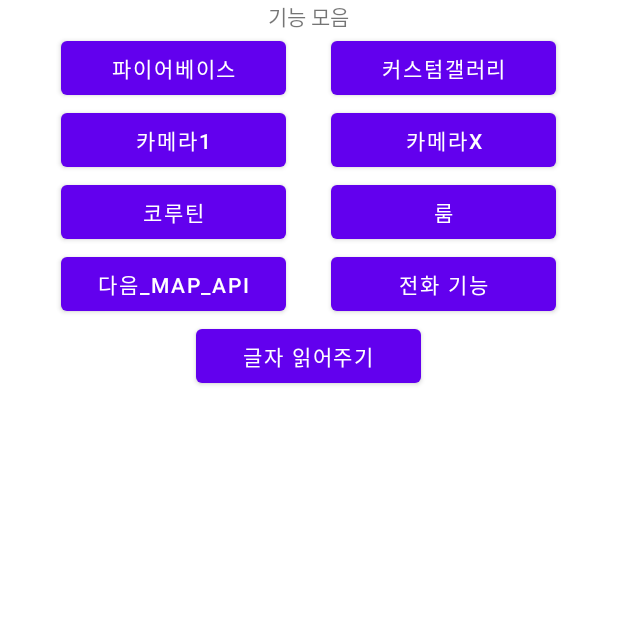
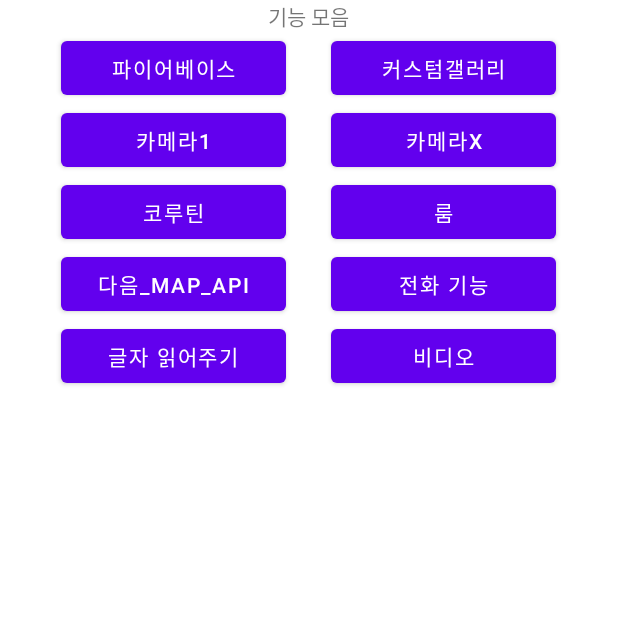
Before and after one commit to hangang885/Function, an Android app: the MainActivity screen opened directly, with no data from a screen before it, on a phone screen of 412 x 824 dp, the top half of it. Run offline under Robolectric (Android 15) with nearby library versions, the phone set to English and light mode, and no system bars.

Commit message:
비디오 기능 추가

```diff
--- a/app/src/main/AndroidManifest.xml
+++ b/app/src/main/AndroidManifest.xml
@@ -31,7 +31,11 @@
         android:networkSecurityConfig="@xml/network_security_config"
         android:roundIcon="@mipmap/ic_launcher_round"
         android:supportsRtl="true"
+        android:usesCleartextTraffic="true"
         android:theme="@style/Theme.MyApplication">
+        <activity
+            android:name=".VideoActivity"
+            android:exported="true" />
         <activity
             android:name=".TTSActivity"
             android:exported="true" />
--- a/app/src/main/res/layout/activity_main.xml
+++ b/app/src/main/res/layout/activity_main.xml
@@ -21,7 +21,7 @@
             android:layout_height="wrap_content"
             android:text="파이어베이스"
             android:layout_marginRight="30dp"
-            ></Button>
+            />
 
         <Button
             android:id="@+id/customGallery"
@@ -29,7 +29,7 @@
             android:layout_width="150dp"
             android:layout_height="wrap_content"
             android:text="커스텀갤러리"
-            ></Button>
+            />
     </LinearLayout>
     <LinearLayout
         android:layout_width="match_parent"
@@ -43,14 +43,14 @@
             android:layout_height="wrap_content"
             android:text="카메라1"
             android:layout_marginRight="30dp"
-            ></Button>
+            />
 
         <Button
             android:id="@+id/camerax"
             android:layout_width="150dp"
             android:layout_height="wrap_content"
             android:text="카메라x"
-            ></Button>
+            />
     </LinearLayout>
 
     <LinearLayout
@@ -65,13 +65,13 @@
             android:layout_height="wrap_content"
             android:text="코루틴"
             android:layout_marginRight="30dp"
-            ></Button>
+            />
         <Button
             android:id="@+id/room"
             android:layout_width="150dp"
             android:layout_height="wrap_content"
             android:text="룸"
-            ></Button>
+           />
 
     </LinearLayout>
 
@@ -87,13 +87,13 @@
             android:layout_height="wrap_content"
             android:text="다음_Map_Api"
             android:layout_marginRight="30dp"
-            ></Button>
+           />
         <Button
             android:id="@+id/call"
             android:layout_width="150dp"
             android:layout_height="wrap_content"
             android:text="전화 기능"
-            ></Button>
+           />
 
     </LinearLayout>
 
@@ -107,9 +107,15 @@
             android:id="@+id/text_tts"
             android:layout_width="150dp"
             android:layout_height="wrap_content"
+            android:layout_marginRight="30dp"
             android:text="글자 읽어주기"
-            ></Button>
-
+            />
+        <Button
+            android:id="@+id/video"
+            android:layout_width="150dp"
+            android:layout_height="wrap_content"
+            android:text="비디오"
+            />
     </LinearLayout>
 
 </LinearLayout>
```
Also changed, not shown: app/src/main/java/com/example/myapplication/MainActivity.kt (+7 -0 lines), app/src/main/java/com/example/myapplication/VideoActivity.kt (added, +35 -0 lines), app/src/main/res/layout/activity_video.xml (added, +17 -0 lines), 1 other file.
